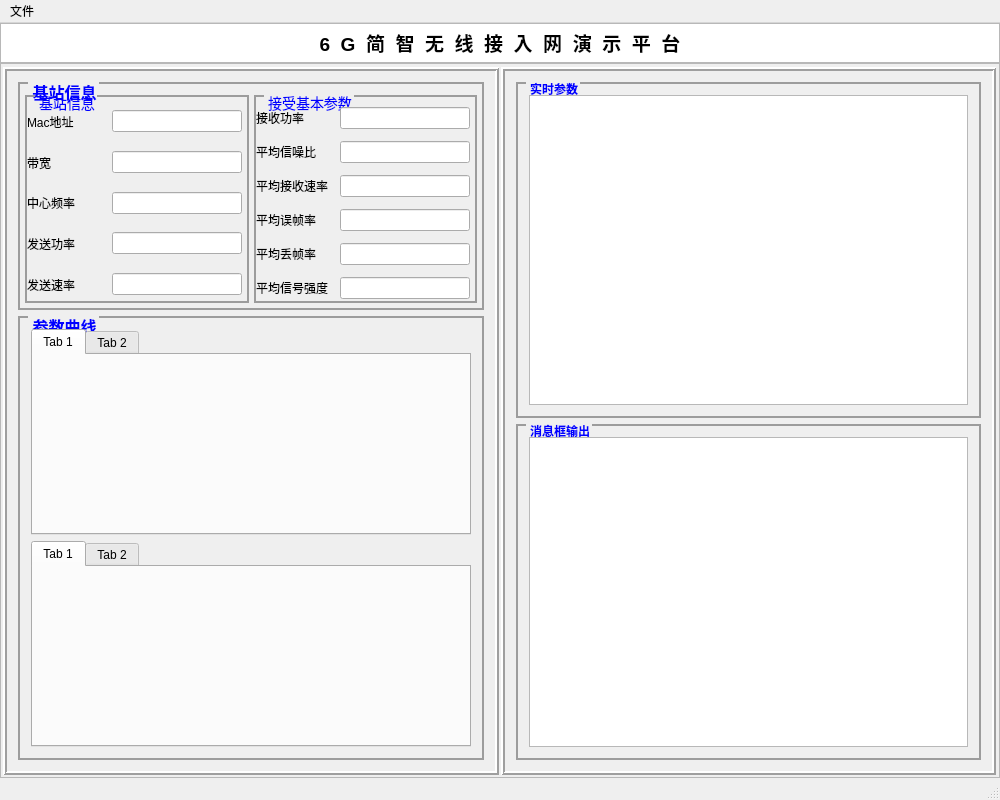
This is eNB_GUI/mainwindow.ui in aobocodo/QT_System as Qt 5 draws it before an edit. The edited form follows.
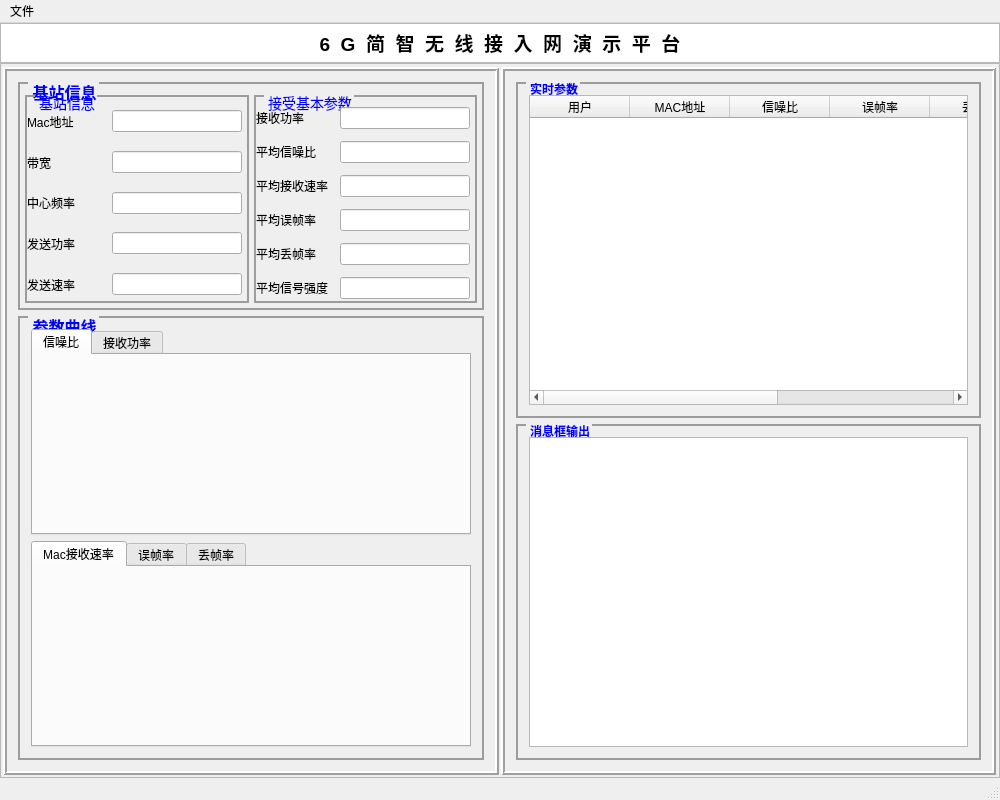
This is the edited form.

Commit message: [M]add ue table

What changed in the file:
```diff
--- a/eNB_GUI/mainwindow.ui
+++ b/eNB_GUI/mainwindow.ui
@@ -647,12 +647,12 @@
               <widget class="QTabWidget" name="tabWidget">
                <widget class="QWidget" name="tab">
                 <attribute name="title">
-                 <string>Tab 1</string>
+                 <string>信噪比</string>
                 </attribute>
                </widget>
                <widget class="QWidget" name="tab_2">
                 <attribute name="title">
-                 <string>Tab 2</string>
+                 <string>接收功率</string>
                 </attribute>
                </widget>
               </widget>
@@ -661,12 +661,17 @@
               <widget class="QTabWidget" name="tabWidget_2">
                <widget class="QWidget" name="tab_3">
                 <attribute name="title">
-                 <string>Tab 1</string>
+                 <string>Mac接收速率</string>
                 </attribute>
                </widget>
                <widget class="QWidget" name="tab_4">
                 <attribute name="title">
-                 <string>Tab 2</string>
+                 <string>误帧率</string>
+                </attribute>
+               </widget>
+               <widget class="QWidget" name="tab_5">
+                <attribute name="title">
+                 <string>丢帧率</string>
                 </attribute>
                </widget>
               </widget>
@@ -716,7 +721,43 @@
               <number>11</number>
              </property>
              <item>
-              <widget class="QTableWidget" name="tableWidget"/>
+              <widget class="QTableWidget" name="tableWidget">
+               <column>
+                <property name="text">
+                 <string>用户</string>
+                </property>
+               </column>
+               <column>
+                <property name="text">
+                 <string>MAC地址</string>
+                </property>
+               </column>
+               <column>
+                <property name="text">
+                 <string>信噪比</string>
+                </property>
+               </column>
+               <column>
+                <property name="text">
+                 <string>误帧率</string>
+                </property>
+               </column>
+               <column>
+                <property name="text">
+                 <string>丢帧率</string>
+                </property>
+               </column>
+               <column>
+                <property name="text">
+                 <string>信号功率</string>
+                </property>
+               </column>
+               <column>
+                <property name="text">
+                 <string>接收速率</string>
+                </property>
+               </column>
+              </widget>
              </item>
             </layout>
            </widget>
```
Left out of the diff: 72 changed lines with no effect on the pictures. The commit also changes 2 other files.
